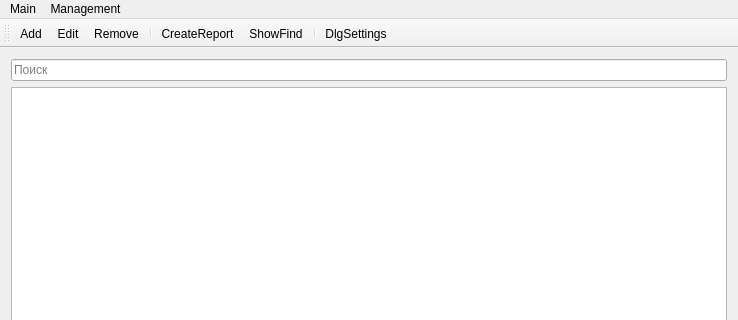
First picture: the form in mainwindow.ui, repository Demetri0/Quant-Service, before the edit; both pictures show x 0 to 738 and y 0 to 320 of the 738 by 492 pixel window.
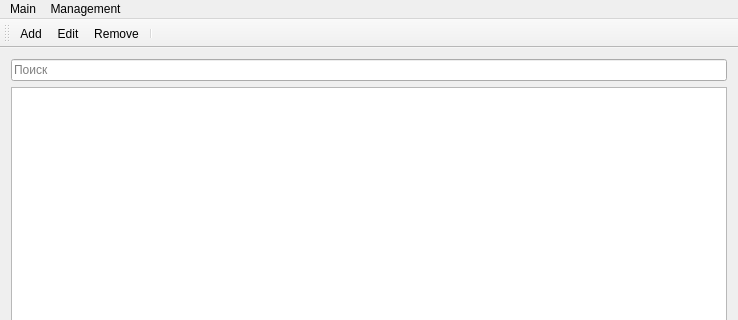
Second picture: the form after the edit. Icons and pictures are not drawn.

Diff of the .ui file:
```diff
--- a/mainwindow.ui
+++ b/mainwindow.ui
@@ -82,10 +82,6 @@
    <addaction name="actionEdit"/>
    <addaction name="actionRemove"/>
    <addaction name="separator"/>
-   <addaction name="actionCreateReport"/>
-   <addaction name="actionShowFind"/>
-   <addaction name="separator"/>
-   <addaction name="actionDlgSettings"/>
   </widget>
   <widget class="QStatusBar" name="StatusBar"/>
   <action name="actionAdd">
```
Left out of the diff: 36 changed lines with no effect on the pictures.
